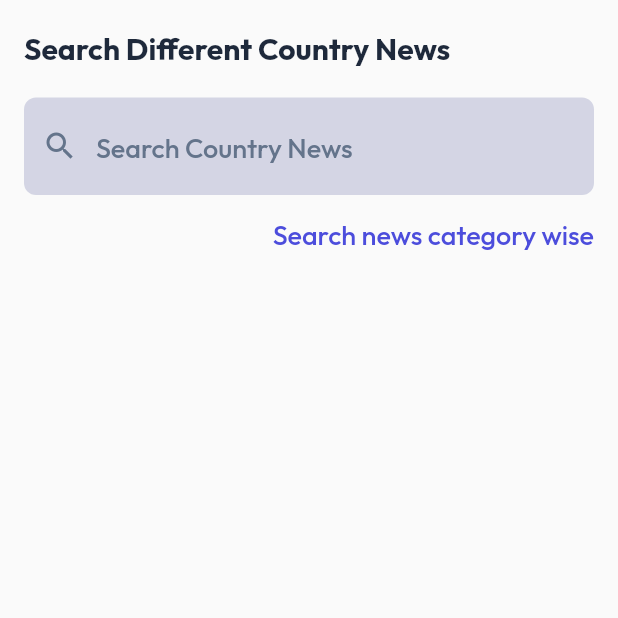
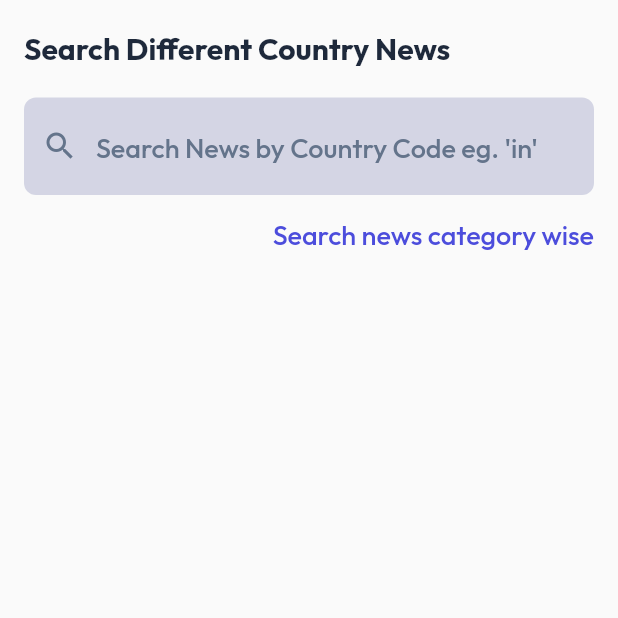
Before and after one commit to Kajal13081/The_Newsphere, a Flutter app: the screen it shows after launch, after a tap on "Search news country wise", on a phone screen of 412 x 824 dp, the top half of it. Run offline on Flutter 3.47's test engine with Material 2 defaults, Android fonts, the phone set to English and light mode, and no system bars; our stand-ins replace carousel_slider, dio, share_plus, webview_flutter; network calls fail.

Commit message:
more features added

```diff
--- a/lib/app/data/dio_client.dart
+++ b/lib/app/data/dio_client.dart
@@ -5,8 +5,8 @@ import 'endpoints.dart';
 class DioClient {
   static BaseOptions options = new BaseOptions(
     baseUrl: Endpoints.baseUrl,
-    connectTimeout: Endpoints.connectionTimeout,
-    receiveTimeout: Endpoints.receiveTimeout,
+    connectTimeout: Duration(seconds: Endpoints.connectionTimeout),
+    receiveTimeout: Duration(seconds: Endpoints.receiveTimeout),
   );
   Dio _dio = Dio(options);
 
--- a/lib/app/data/news_api.dart
+++ b/lib/app/data/news_api.dart
@@ -17,7 +17,7 @@ class NewsApi {
       final response = await Dio().get(
           'https://newsapi.org/v2/top-headlines?country=$countryname&apiKey=920d527c3d8642eea92327e0e59936ef');
       print('hello');
-      final data = response.data;
+      final data = response.data['articles'];
       return List<NewsQueryModel>.from(data.map((item) => NewsQueryModel.fromMap(item)));
     } catch (e) {
       throw e;
--- a/lib/notifier/country_provider.dart
+++ b/lib/notifier/country_provider.dart
@@ -9,10 +9,14 @@ class CountryProvider extends ChangeNotifier{
 
   NewsApi _newsApi = NewsApi();
 
+  bool isLoading = false;
+
+
   List<NewsQueryModel>? _newsQueryModel;
   List<NewsQueryModel>? get newsQueryModel => _newsQueryModel;
 
   void setLoading(bool value) {
+    isLoading = value;
     notifyListeners();
   }
 
@@ -23,6 +27,9 @@ class CountryProvider extends ChangeNotifier{
       final List<NewsQueryModel> response =
       await _newsApi.getCountry(countryname: countryname);
       _newsQueryModel = response;
+      notifyListeners();
+
+      setLoading(false);
 
       Navigator.pushNamed(
         ctx,
--- a/lib/screens/news_feed.dart
+++ b/lib/screens/news_feed.dart
@@ -227,7 +227,7 @@ class _NewsFeedState extends State<NewsFeed> {
                 ),
 
                 SizedBox(
-                  height: 25,
+                  height: 20,
                 ),
 
                 Padding(
--- a/lib/screens/search_country_news.dart
+++ b/lib/screens/search_country_news.dart
@@ -16,7 +16,7 @@ class _SearchCountryNewsState extends State<SearchCountryNews> {
   @override
   Widget build(BuildContext context) {
     TextEditingController controller = new TextEditingController();
-    // final model = context.watch<CountryProvider>();
+    final model = context.watch<CountryProvider>();
 
     Future<void> fetchCountryNews() async {
       await context.read<CountryProvider>().getCountryNews(
@@ -60,8 +60,10 @@ class _SearchCountryNewsState extends State<SearchCountryNews> {
                 Padding(
                   padding: const EdgeInsets.fromLTRB(16, 0, 16, 0),
                   child: TextField(
+                    controller: controller,
                     onSubmitted: (value) {
                       fetchCountryNews();
+                      controller.text = value;
                     },
                     style: TextStyle(color: Color(0xFF4c4ddc),
                         fontWeight: FontWeight.w500,
@@ -73,7 +75,7 @@ class _SearchCountryNewsState extends State<SearchCountryNews> {
                         borderRadius: BorderRadius.circular(8),
                         borderSide: BorderSide.none,
                       ),
-                      hintText: "Search Country News",
+                      hintText: "Search News by Country Code eg. 'in'",
                       prefixIcon: Icon(Icons.search),
                       prefixIconColor: Color(0xFF64748b),
                       hintStyle: TextStyle(
@@ -109,17 +111,15 @@ class _SearchCountryNewsState extends State<SearchCountryNews> {
                   ),
                 ),
                 SizedBox(
-                  height: 25,
+                  height: 10,
                 ),
 
-                // model.isLoading?Center(
-                //   child: CircularProgressIndicator(
-                //     backgroundColor: Color(0xFF4c4ddc),
-                //   ),
-                // )
-                //     : const SizedBox.shrink(),
-                //
-                // SizedBox(height: 30,),
+                model.isLoading?Center(
+                  child: CircularProgressIndicator(
+                    backgroundColor: Color(0xFF4c4ddc),
+                  ),
+                )
+                    : const SizedBox.shrink(),
 
                 Container(
                   padding: EdgeInsets.all(16),
```
Also changed, not shown: pubspec.yaml (+5 -5 lines), pubspec.lock, 1 other file.
